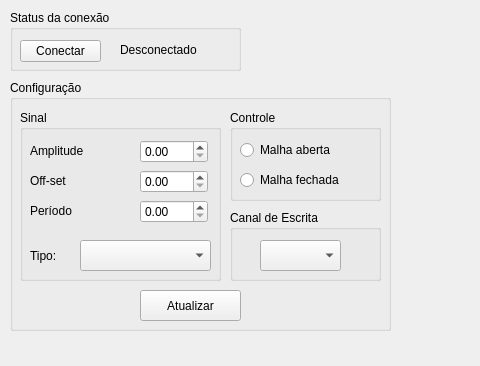
Old version of the form mainwindow.ui in the repository Chechunlong/control; both pictures show x 0 to 480 and y 0 to 366 of the 1017 by 723 pixel window.
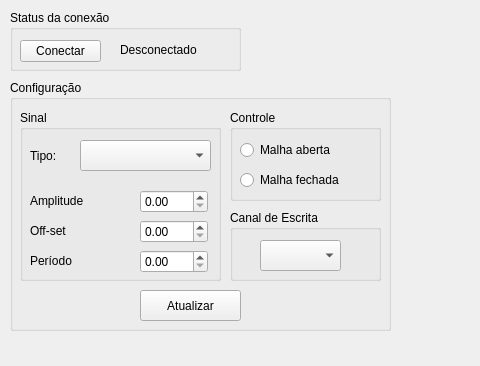
New version of the form. Custom widgets are drawn as their Qt base class.

Diff of the .ui file:
```diff
--- a/mainwindow.ui
+++ b/mainwindow.ui
@@ -81,7 +81,7 @@
       <property name="geometry">
        <rect>
         <x>120</x>
-        <y>30</y>
+        <y>80</y>
         <width>68</width>
         <height>23</height>
        </rect>
@@ -91,7 +91,7 @@
       <property name="geometry">
        <rect>
         <x>10</x>
-        <y>30</y>
+        <y>80</y>
         <width>101</width>
         <height>21</height>
        </rect>
@@ -107,7 +107,7 @@
       <property name="geometry">
        <rect>
         <x>10</x>
-        <y>60</y>
+        <y>110</y>
         <width>101</width>
         <height>21</height>
        </rect>
@@ -123,7 +123,7 @@
       <property name="geometry">
        <rect>
         <x>120</x>
-        <y>60</y>
+        <y>110</y>
         <width>68</width>
         <height>23</height>
        </rect>
@@ -133,7 +133,7 @@
       <property name="geometry">
        <rect>
         <x>10</x>
-        <y>90</y>
+        <y>140</y>
         <width>101</width>
         <height>21</height>
        </rect>
@@ -149,7 +149,7 @@
       <property name="geometry">
        <rect>
         <x>120</x>
-        <y>90</y>
+        <y>140</y>
         <width>68</width>
         <height>23</height>
        </rect>
@@ -159,7 +159,7 @@
       <property name="geometry">
        <rect>
         <x>60</x>
-        <y>130</y>
+        <y>30</y>
         <width>131</width>
         <height>31</height>
        </rect>
@@ -169,7 +169,7 @@
       <property name="geometry">
        <rect>
         <x>10</x>
-        <y>130</y>
+        <y>30</y>
         <width>59</width>
         <height>31</height>
        </rect>
```
